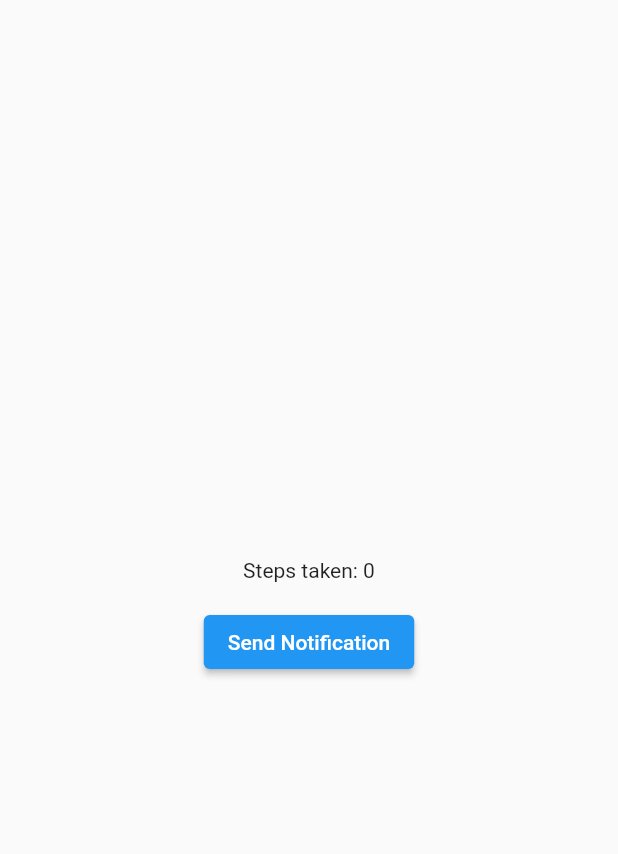
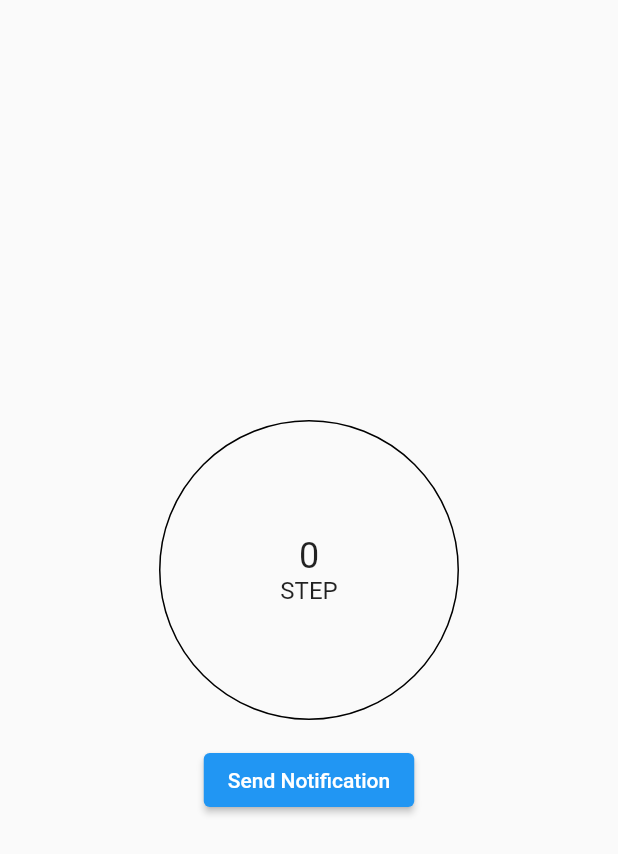
Before and after one commit to jekigates/next_step, a Flutter app: the PedometerPage screen opened by its route, on a phone screen of 412 x 824 dp. Shown: the top 854 px of the screen. Run offline on Flutter 3.47's test engine with Material 2 defaults, Android fonts, the phone set to English and light mode, and no system bars; our stand-ins replace flutter_local_notifications, sensors.

Commit message:
create notification every 100 steps

```diff
--- a/lib/pedometer_page.dart
+++ b/lib/pedometer_page.dart
@@ -16,6 +16,9 @@ class _PedometerPageState extends State<PedometerPage> {
   FlutterLocalNotificationsPlugin flutterLocalNotificationsPlugin =
       FlutterLocalNotificationsPlugin();
 
+  // Deklarasikan variabel untuk ukuran lingkaran
+  double _circleSize = 200.0;
+
   @override
   void initState() {
     super.initState();
@@ -32,6 +35,10 @@ class _PedometerPageState extends State<PedometerPage> {
       setState(() {
         if (event.y > 11.0) {
           _stepsCount++;
+          // Check if the number of steps is a multiple of 100
+          if (_stepsCount % 100 == 0) {
+            _sendNotification();
+          }
         }
       });
     });
@@ -49,7 +56,31 @@ class _PedometerPageState extends State<PedometerPage> {
           child: Column(
             mainAxisAlignment: MainAxisAlignment.center,
             children: [
-              Text('Steps taken: $_stepsCount'),
+              SizedBox(
+                width: _circleSize,
+                height: _circleSize,
+                child: DecoratedBox(
+                  decoration: BoxDecoration(
+                    shape: BoxShape.circle,
+                    border: Border.all(color: Colors.black),
+                  ),
+                  child: Center(
+                    child: Column(
+                      mainAxisAlignment: MainAxisAlignment.center,
+                      children: [
+                        Text(
+                          '$_stepsCount',
+                          style: TextStyle(fontSize: 24),
+                        ),
+                        Text(
+                          'STEP',
+                          style: TextStyle(fontSize: 16),
+                        ),
+                      ],
+                    ),
+                  ),
+                ),
+              ),
               SizedBox(height: 16),
               ElevatedButton(
                 onPressed: () {
```
